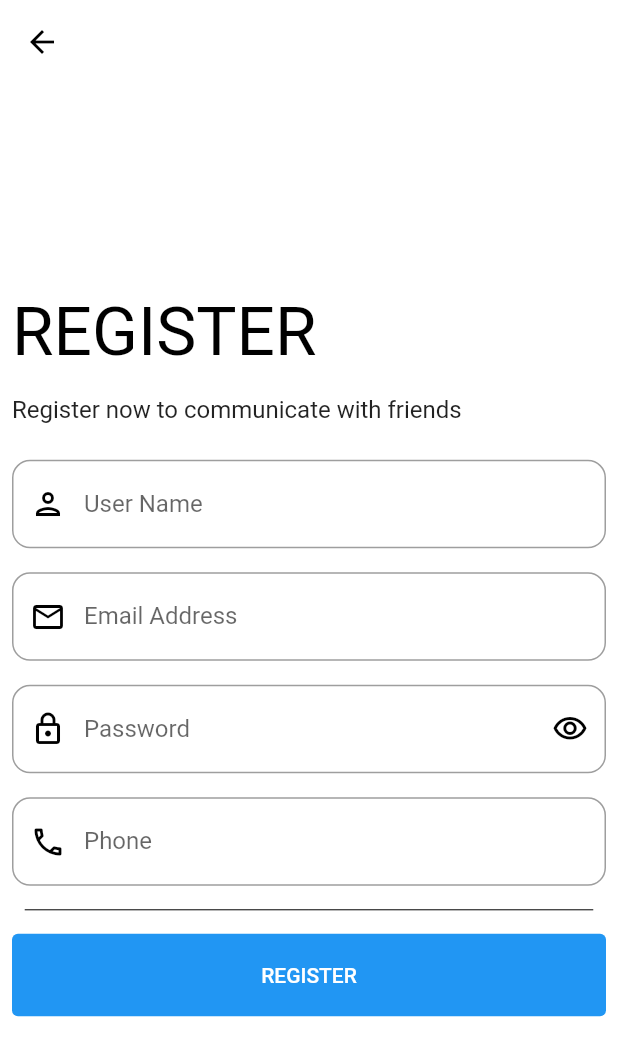
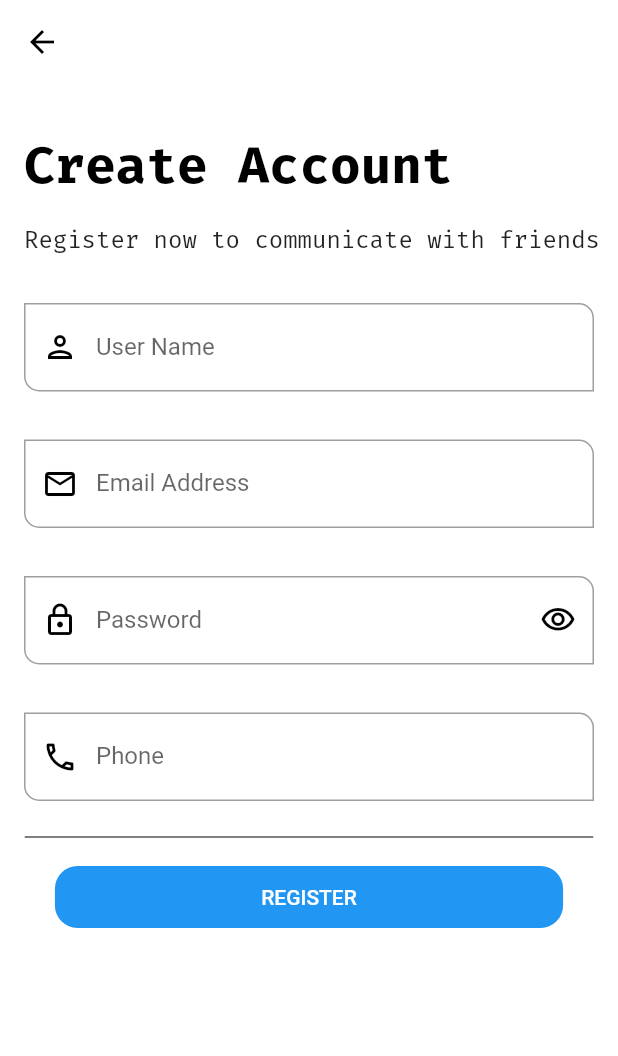
Before and after one commit to HusseinElbhrawy/Social-Media-Application, a Flutter app: the screen it shows after launch, after a tap on "LOGIN", after a tap on "REGISTER", on a phone screen of 412 x 824 dp. Shown: the top 1056 px of the screen. Run offline on Flutter 3.47's test engine with Material 2 defaults, Android fonts, the phone set to English and light mode, and no system bars; our stand-ins replace bloc, cloud_firestore, firebase_auth, firebase_core, flutter_bloc, flutter_signin_button and 2 more; accounts and stored records are empty.

Commit message:
handle Email Verfication

```diff
--- a/lib/screens/login/components/login_button.dart
+++ b/lib/screens/login/components/custom_button.dart
@@ -1,18 +1,21 @@
 import 'package:flutter/material.dart';
 import 'package:social_media_app/shared/config/const.dart';
-import 'package:social_media_app/shared/cubit/bloc/login_bloc.dart';
 
-class LoginButton extends StatelessWidget {
-  const LoginButton({
+class CustomButton extends StatelessWidget {
+  const CustomButton({
     Key? key,
     required this.width,
     required this.password,
     required this.email,
+    required this.onPressed,
+    required this.title,
   }) : super(key: key);
 
   final double width;
   final String email;
   final String password;
+  final Function onPressed;
+  final String title;
 
   @override
   Widget build(BuildContext context) {
@@ -46,16 +49,8 @@ class LoginButton extends StatelessWidget {
             foregroundColor: MaterialStateProperty.all(Colors.white),
             backgroundColor: MaterialStateProperty.all(Colors.blue),
           ),
-          onPressed: () {
-            //ToDo:Login Validate and login to app
-            if (Form.of(context)!.validate()) {
-              LoginBloc.object(context).loginWithEmailAndPassword(
-                email: email,
-                password: password,
-              );
-            }
-          },
-          child: const Text('LOGIN'),
+          onPressed: () => onPressed(),
+          child: Text(title.toUpperCase()),
         ),
       ),
     );
--- a/lib/screens/login/components/custom_text_form_filed.dart
+++ b/lib/screens/login/components/custom_text_form_filed.dart
@@ -42,7 +42,12 @@ class CustomTextFormFiled extends StatelessWidget {
           color: Colors.black,
         ),
         suffixIcon: suffixIcon,
-        border: OutlineInputBorder(borderRadius: BorderRadius.circular(12.0)),
+        border: OutlineInputBorder(
+          borderRadius: BorderRadius.only(
+            bottomLeft: Radius.circular(10),
+            topRight: Radius.circular(10),
+          ),
+        ),
       ),
     );
   }
--- a/lib/screens/login/login_screen.dart
+++ b/lib/screens/login/login_screen.dart
@@ -4,14 +4,15 @@ import 'package:flutter/services.dart';
 import 'package:flutter_bloc/flutter_bloc.dart';
 import 'package:flutter_signin_button/button_list.dart';
 import 'package:flutter_signin_button/button_view.dart';
+import 'package:social_media_app/screens/home/home_screen.dart';
 import 'package:social_media_app/shared/config/components.dart';
 import 'package:social_media_app/shared/config/const.dart';
 import 'package:social_media_app/shared/cubit/bloc/login_bloc.dart';
 import 'package:social_media_app/shared/cubit/states.dart';
 
+import 'components/custom_button.dart';
 import 'components/custom_text_form_filed.dart';
 import 'components/don_not_have_account_widget.dart';
-import 'components/login_button.dart';
 
 class LoginScreen extends StatelessWidget {
   const LoginScreen({Key? key}) : super(key: key);
@@ -73,7 +74,14 @@ class LoginScreen extends StatelessWidget {
                         controller: passwordController,
                         prefixIcon: Icons.lock_outlined,
                         hintLabel: 'Password',
-                        onFieldSubmitted: (value) {},
+                        onFieldSubmitted: (newValue) {
+                          if (formKey.currentState!.validate()) {
+                            LoginBloc.object(context).loginWithEmailAndPassword(
+                              email: emailController.text,
+                              password: passwordController.text,
+                            );
+                          }
+                        },
                         suffixIcon: IconButton(
                           onPressed: () {
                             loginCubit.changePasswordState();
@@ -97,7 +105,7 @@ class LoginScreen extends StatelessWidget {
                     const Spacer(),
                     TextButton(
                       onPressed: () {},
-                      child: const Text('Forgor Password ? '),
+                      child: const Text('Forgot Password ? '),
                     )
                   ],
                 ),
@@ -113,6 +121,10 @@ class LoginScreen extends StatelessWidget {
                     } else if (state is LoginSuccessState) {
                       if (state.isEmailVerified) {
                         //ToDo: Go To Home Screen
+                        navigateToWithReplacement(
+                          context: context,
+                          nextPage: const HomeScreen(),
+                        );
                       }
                     } else if (state is PleaseVerifyYourAccountState) {
                       User? user = FirebaseAuth.instance.currentUser;
@@ -132,10 +144,19 @@ class LoginScreen extends StatelessWidget {
                         ),
                       );
                     } else {
-                      return LoginButton(
+                      return CustomButton(
+                        title: 'login',
                         width: width,
                         password: passwordController.text,
                         email: emailController.text,
+                        onPressed: () {
+                          if (formKey.currentState!.validate()) {
+                            LoginBloc.object(context).loginWithEmailAndPassword(
+                              email: emailController.text,
+                              password: passwordController.text,
+                            );
+                          }
+                        },
                       );
                     }
                   },
--- a/lib/screens/regsiter/register_screen.dart
+++ b/lib/screens/regsiter/register_screen.dart
@@ -1,6 +1,9 @@
 import 'package:flutter/material.dart';
 import 'package:flutter_bloc/flutter_bloc.dart';
+import 'package:social_media_app/screens/home/home_screen.dart';
+import 'package:social_media_app/screens/login/components/custom_button.dart';
 import 'package:social_media_app/screens/login/components/custom_text_form_filed.dart';
+import 'package:social_media_app/shared/config/components.dart';
 import 'package:social_media_app/shared/config/const.dart';
 import 'package:social_media_app/shared/cubit/bloc/register_bloc.dart';
 import 'package:social_media_app/shared/cubit/states.dart';
@@ -31,8 +34,7 @@ class RegisterScreen extends StatelessWidget {
         create: (BuildContext context) => RegisterBloc(),
         child: Scaffold(
           appBar: AppBar(),
-          body: Center(
-            child: SingleChildScrollView(
+          body: SingleChildScrollView(
             physics: const BouncingScrollPhysics(),
             child: Column(
               mainAxisSize: MainAxisSize.max,
@@ -41,26 +43,34 @@ class RegisterScreen extends StatelessWidget {
               children: [
                 Padding(
                   padding: const EdgeInsetsDirectional.only(
-                        start: kDefaultPadding),
+                    start: kDefaultPadding * 2,
+                    top: kDefaultPadding * 4,
+                  ),
                   child: Text(
-                      'REGISTER',
-                      style: Theme.of(context).textTheme.headline3!.copyWith(
+                    'Create Account',
+                    style: Theme.of(context).textTheme.headline4!.copyWith(
                           color: Colors.black,
+                          fontWeight: FontWeight.bold,
+                          fontFamily: 'firecode',
                         ),
                   ),
                 ),
                 const Divider(color: Colors.white),
                 Padding(
                   padding: const EdgeInsetsDirectional.only(
-                        start: kDefaultPadding),
+                    start: kDefaultPadding * 2,
+                  ),
                   child: Text(
                     'Register now to communicate with friends',
-                      style: Theme.of(context).textTheme.subtitle1,
+                    style: Theme.of(context)
+                        .textTheme
+                        .subtitle1!
+                        .copyWith(fontFamily: 'firecode'),
                   ),
                 ),
                 const Divider(color: Colors.white),
                 Padding(
-                    padding: const EdgeInsets.all(kDefaultPadding),
+                  padding: const EdgeInsets.all(kDefaultPadding * 2),
                   child: CustomTextFormFiled(
                     validateMessage: 'User Name must not be empty',
                     keyboardType: TextInputType.name,
@@ -70,7 +80,7 @@ class RegisterScreen extends StatelessWidget {
                   ),
                 ),
                 Padding(
-                    padding: const EdgeInsets.all(kDefaultPadding),
+                  padding: const EdgeInsets.all(kDefaultPadding * 2),
                   child: CustomTextFormFiled(
                     validateMessage: 'Email Address must not be empty',
                     keyboardType: TextInputType.emailAddress,
@@ -85,7 +95,7 @@ class RegisterScreen extends StatelessWidget {
                     var registerCubit = RegisterBloc.object(context);
 
                     return Padding(
-                        padding: const EdgeInsets.all(kDefaultPadding),
+                      padding: const EdgeInsets.all(kDefaultPadding * 2),
                       child: CustomTextFormFiled(
                         validateMessage: 'Password must not be empty',
                         keyboardType: TextInputType.visiblePassword,
@@ -111,15 +121,29 @@ class RegisterScreen extends StatelessWidget {
                     );
                   },
                 ),
-                  Padding(
-                    padding: const EdgeInsets.all(kDefaultPadding),
+                BlocConsumer<RegisterBloc, SocialAppStates>(
+                  listener: (BuildContext context, state) {},
+                  builder: (BuildContext context, Object? state) {
+                    return Padding(
+                      padding: const EdgeInsets.all(kDefaultPadding * 2),
                       child: CustomTextFormFiled(
                         keyboardType: TextInputType.phone,
                         validateMessage: 'Phone number not must be empty',
                         controller: phoneController,
                         prefixIcon: Icons.phone_outlined,
                         hintLabel: 'Phone',
+                        onFieldSubmitted: (newValue) {
+                          validateAndRegister(
+                            RegisterBloc.object(context),
+                            email: emailController.text,
+                            password: passwordController.text,
+                            name: userNameController.text,
+                            phone: phoneController.text,
+                          );
+                        },
                       ),
+                    );
+                  },
                 ),
                 Divider(
                   color: Colors.black,
@@ -128,55 +152,39 @@ class RegisterScreen extends StatelessWidget {
                 ),
                 BlocConsumer<RegisterBloc, SocialAppStates>(
                   listener: (BuildContext context, state) {
-                      /*if (state is RegisterSuccess) {
-                        if (state.registerModel.status as bool) {
-                          //ToDo:Go To Home Screen
-                          navigateToWithReplacement(
-                            context: context,
-                            nextPage: const HomeScreen(),
+                    if (state is PleaseVerifyYourAccountState) {
+                      Navigator.popUntil(
+                        context,
+                        (_) => !Navigator.canPop(context),
                       );
-                          clearController();
-                        } else {
-                          errorToast(state.registerModel.message.toString())
-                              .show(context);
+                      Navigator.pushReplacement(
+                        context,
+                        MaterialPageRoute(
+                          builder: (BuildContext context) => const HomeScreen(),
+                        ),
+                      );
+                    } else if (state is RegisterFailState) {
+                      errorMotionToast(state).show(context);
                     }
-                      }*/
                   },
                   builder: (BuildContext context, Object? state) {
-                      return /*state is RegisterLoading
-                          ? const Center(
-                              child: CircularProgressIndicator(),
-                            )
-                          :*/
-                          Padding(
-                        padding: const EdgeInsets.all(kDefaultPadding),
-                        child: TextButton(
-                          style: ButtonStyle(
-                            minimumSize: MaterialStateProperty.all(
-                              Size(
-                                double.infinity,
-                                MediaQuery.of(context).orientation ==
-                                        Orientation.portrait
-                                    ? height / 15
-                                    : height / 8,
-                              ),
-                            ),
-                            backgroundColor:
-                                MaterialStateProperty.all(Colors.blue),
-                            foregroundColor:
-                                MaterialStateProperty.all(Colors.white),
-                          ),
+                    return state is CreateUserLoadingState ||
+                            state is RegisterLoadingState
+                        ? const Center(child: LinearProgressIndicator())
+                        : CustomButton(
+                            title: 'register',
+                            width: width,
+                            email: emailController.text,
+                            password: passwordController.text,
                             onPressed: () {
                               validateAndRegister(
                                 RegisterBloc.object(context),
                                 password: passwordController.text,
                                 email: emailController.text,
+                                phone: phoneController.text,
+                                name: userNameController.text,
                               );
                             },
-                          child: Text(
-                            'register'.toUpperCase(),
-                          ),
-                        ),
                           );
                   },
                 ),
@@ -185,18 +193,18 @@ class RegisterScreen extends StatelessWidget {
           ),
         ),
       ),
-      ),
     );
   }
 
   void validateAndRegister(RegisterBloc registerCubit,
-      {required email, required password}) {
+      {required email, required password, required name, required phone}) {
     if (formKey.currentState!.validate()) {
       registerCubit.registerWithEmailAndPassword(
         email: email,
         password: password,
+        name: name,
+        phone: phone,
       );
-      //ToDo:Register Method Here
     }
   }
 }
--- a/lib/shared/config/components.dart
+++ b/lib/shared/config/components.dart
@@ -58,7 +58,7 @@ MotionToast errorMotionToast(state) {
     description: Text(state.messageError),
     position: MOTION_TOAST_POSITION.top,
     animationType: ANIMATION.fromTop,
-    toastDuration: const Duration(seconds: 1, milliseconds: 500),
+    toastDuration: const Duration(seconds: 1, milliseconds: 1000),
   );
 }
 
--- a/lib/shared/cubit/bloc/register_bloc.dart
+++ b/lib/shared/cubit/bloc/register_bloc.dart
@@ -1,3 +1,4 @@
+import 'package:cloud_firestore/cloud_firestore.dart';
 import 'package:firebase_auth/firebase_auth.dart';
 import 'package:flutter_bloc/flutter_bloc.dart';
 import 'package:social_media_app/shared/cubit/states.dart';
@@ -12,46 +13,64 @@ class RegisterBloc extends Cubit<SocialAppStates> {
     emit(ChangeRegisterPasswordStateFromShowToHidden());
   }
 
-  /*Future<UserCredential> registerWithEmailAndPassword(
-      {required email, required password}) async {
-    try {
-      _userCredential =
-          await FirebaseAuth.instance.createUserWithEmailAndPassword(
-        email: email,
-        password: password,
-      );
-    } on FirebaseAuthException catch (e) {
-      if (e.code == 'weak-password') {
-        print('The password provided is too weak.');
-      } else if (e.code == 'email-already-in-use') {
-        print('The account already exists for that email.');
-      }
-    } catch (e) {
-      print(e);
-    }
-    return_userCredential;
-  }*/
-
-  registerWithEmailAndPassword({required email, required password}) {
+  String messageError = '';
+  registerWithEmailAndPassword(
+      {required email, required password, required name, required phone}) {
     emit(RegisterLoadingState());
     FirebaseAuth.instance
         .createUserWithEmailAndPassword(email: email, password: password)
         .then(
-      (value) {
+      (value) async {
         print(value);
-        emit(RegisterSuccessState());
+        if (value.user!.emailVerified == false) {
+          emit(PleaseVerifyYourAccountState());
+        } else {
+          emit(RegisterSuccessState());
+        }
+        _addUser(
+          uid: value.user!.uid,
+          name: name,
+          phone: phone,
+          email: email,
+          emailVerification: value.user!.emailVerified,
+        );
       },
     ).catchError(
       (error) {
         if (error.code == 'weak-password') {
-          print('The password provided is too weak.');
+          messageError = 'The password provided is too weak.';
         } else if (error.code == 'email-already-in-use') {
-          print('The account already exists for that email.');
+          messageError = 'The account already exists for that email.';
         } else {
-          print(error.message);
+          messageError = error.message;
         }
-        emit(RegisterFailState());
+        emit(RegisterFailState(messageError));
       },
     );
   }
+
+  _addUser(
+      {required name,
+      required email,
+      required phone,
+      required uid,
+      required emailVerification}) async {
+    try {
+      emit(CreateUserLoadingState());
+
+      FirebaseFirestore.instance.collection('users').doc(uid).set(
+        {
+          'name': name,
+          'email': email,
+          'phone': phone,
+          'uId': uid,
+          'emailVerification': emailVerification,
+        },
+      );
+      emit(CreateUserSuccessState());
+    } catch (e) {
+      print(e);
+      emit(CreateUserFailState());
+    }
+  }
 }
--- a/lib/shared/cubit/states.dart
+++ b/lib/shared/cubit/states.dart
@@ -28,4 +28,18 @@ class RegisterLoadingState extends SocialAppStates {}
 
 class RegisterSuccessState extends SocialAppStates {}
 
-class RegisterFailState extends SocialAppStates {}
+class RegisterFailState extends SocialAppStates {
+  final String messageError;
+
+  RegisterFailState(this.messageError);
+}
+
+class CreateUserLoadingState extends SocialAppStates {}
+
+class CreateUserSuccessState extends SocialAppStates {}
+
+class CreateUserFailState extends SocialAppStates {
+  // final String messageError;
+  //
+  // CreateUserFailState(this.messageError);
+}
--- a/pubspec.yaml
+++ b/pubspec.yaml
@@ -38,10 +38,12 @@ dependencies:
   bloc: ^8.0.2
   motion_toast: ^2.1.1
   flutter_signin_button: ^2.0.0
+  flutter_svg_provider: ^1.0.2
   #firebase
   firebase_auth: ^3.3.6
   firebase_core: ^1.12.0
   google_sign_in: ^5.2.3
+  cloud_firestore: ^3.1.7
 
 
 
```
Also changed, not shown: lib/models/user_model.dart (added, +27 -0 lines), lib/screens/home/home_screen.dart (added, +12 -0 lines), lib/shared/cubit/bloc/login_bloc.dart (+9 -0 lines), pubspec.lock. Lines whose indentation alone changed are shown as unchanged.
